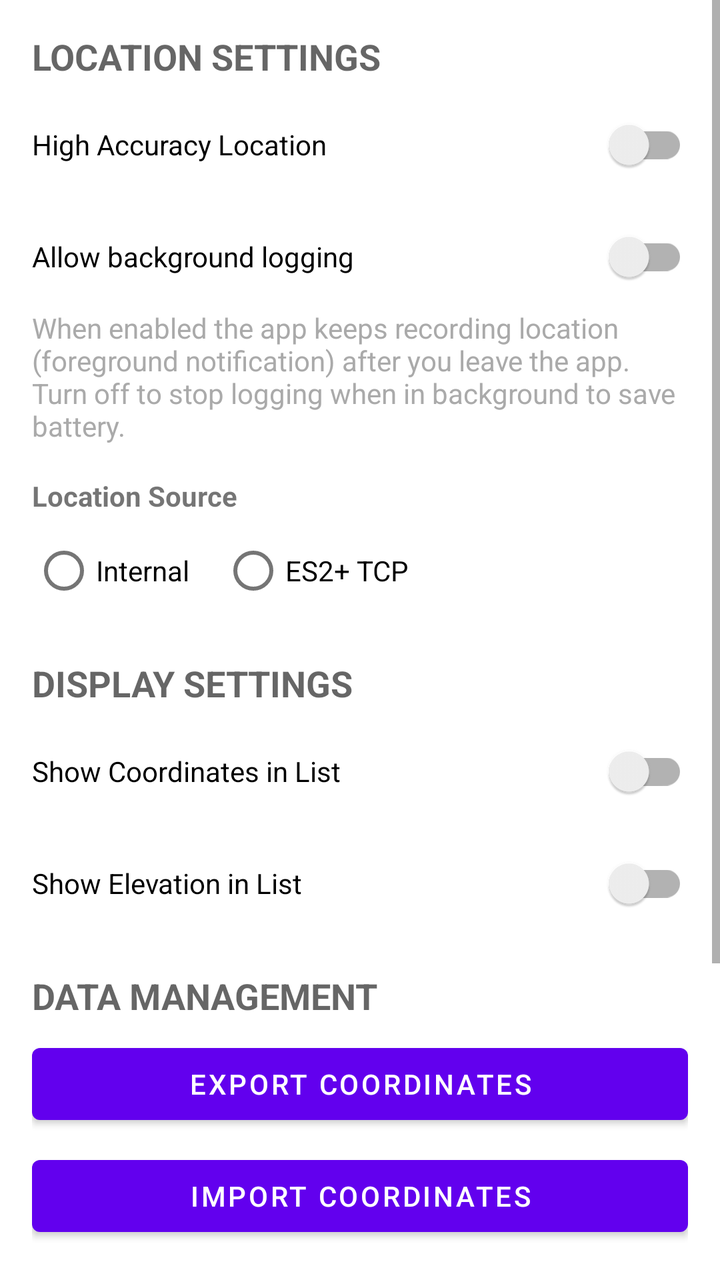
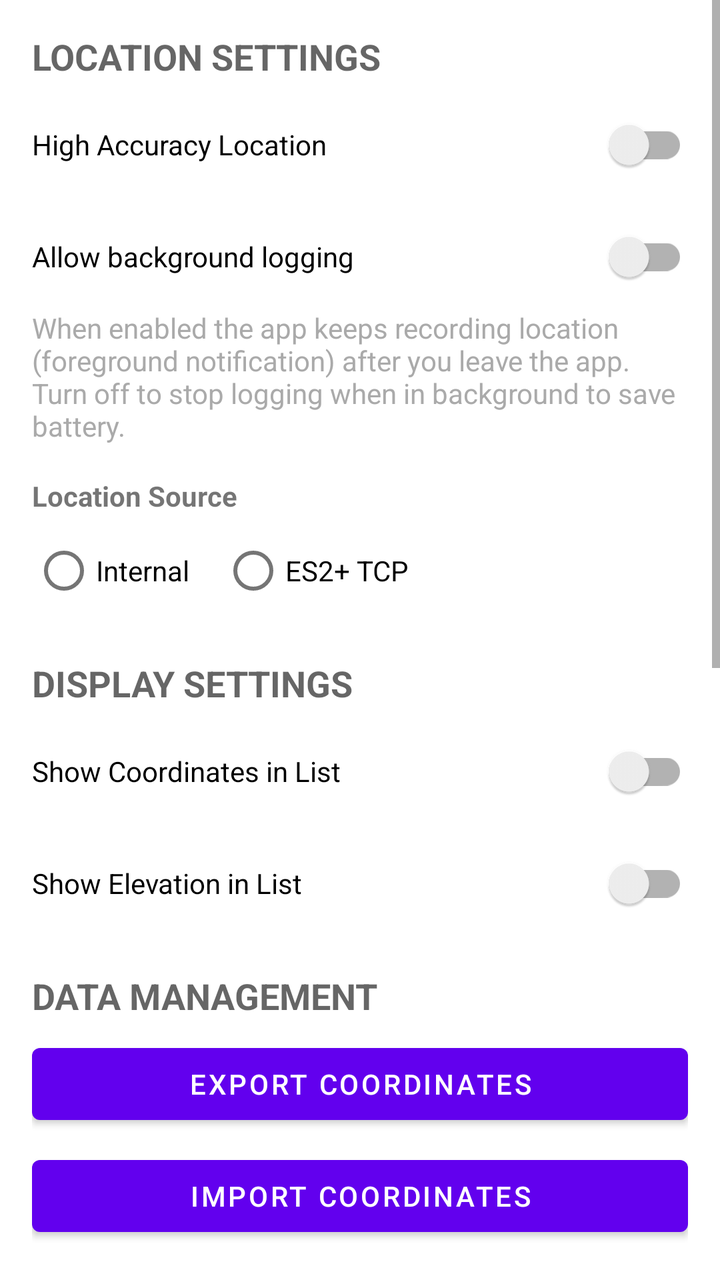

Compare the two renders of this Android layout. The source of the first and the diff that turns it into the second are given below.
<!-- AndroidManifest.xml: application theme Theme.SurveyingApp -->
<!-- res/layout/fragment_settings.xml -->
<?xml version="1.0" encoding="utf-8"?>
<ScrollView xmlns:android="http://schemas.android.com/apk/res/android"
    android:layout_width="match_parent"
    android:layout_height="match_parent"
    android:fillViewport="true"
    android:fadeScrollbars="false">

    <LinearLayout
        android:layout_width="match_parent"
        android:layout_height="wrap_content"
        android:orientation="vertical"
        android:padding="16dp">

        <TextView
            android:layout_width="match_parent"
            android:layout_height="wrap_content"
            android:text="Location Settings"
            android:textAppearance="@style/TextAppearance.AppCompat.Medium"
            android:textStyle="bold"
            android:textAllCaps="true"
            android:textSize="18sp"
            android:paddingBottom="8dp" />

        <androidx.appcompat.widget.SwitchCompat
            android:id="@+id/switch_high_accuracy"
            android:layout_width="match_parent"
            android:layout_height="wrap_content"
            android:text="High Accuracy Location"
            android:layout_marginBottom="8dp" />

        <androidx.appcompat.widget.SwitchCompat
            android:id="@+id/switch_allow_bg_logging"
            android:layout_width="match_parent"
            android:layout_height="wrap_content"
            android:text="Allow background logging"
            android:layout_marginBottom="2dp" />

        <TextView
            android:id="@+id/text_allow_bg_logging_desc"
            android:layout_width="match_parent"
            android:layout_height="wrap_content"
            android:text="When enabled the app keeps recording location (foreground notification) after you leave the app. Turn off to stop logging when in background to save battery."
            android:textAppearance="@style/TextAppearance.AppCompat.Small"
            android:textColor="@android:color/darker_gray"
            android:layout_marginBottom="16dp" />

        
        <TextView
            android:layout_width="match_parent"
            android:layout_height="wrap_content"
            android:text="Location Source"
            android:textStyle="bold"
            android:paddingBottom="4dp" />

        <RadioGroup
            android:id="@+id/radio_location_source"
            android:layout_width="match_parent"
            android:layout_height="wrap_content"
            android:orientation="horizontal"
            android:layout_marginBottom="8dp">
            <RadioButton
                android:id="@+id/radio_internal"
                android:layout_width="wrap_content"
                android:layout_height="wrap_content"
                android:text="Internal" />
            <RadioButton
                android:id="@+id/radio_es2_tcp"
                android:layout_width="wrap_content"
                android:layout_height="wrap_content"
                android:text="ES2+ TCP"
                android:layout_marginStart="16dp" />
        </RadioGroup>

        <LinearLayout
            android:id="@+id/group_external_config"
            android:layout_width="match_parent"
            android:layout_height="wrap_content"
            android:orientation="vertical"
            android:visibility="gone"
            android:padding="8dp"
            android:background="#10111111"
            android:layout_marginBottom="16dp">

            <TextView
                android:layout_width="wrap_content"
                android:layout_height="wrap_content"
                android:text="Connection Type" />

            <Spinner
                android:id="@+id/spinner_conn_type"
                android:layout_width="match_parent"
                android:layout_height="wrap_content"
                android:layout_marginBottom="8dp" />

            
            <LinearLayout
                android:id="@+id/group_tcp"
                android:layout_width="match_parent"
                android:layout_height="wrap_content"
                android:orientation="horizontal"
                android:layout_marginBottom="8dp"
                android:visibility="gone">

                <EditText
                    android:id="@+id/edit_tcp_host"
                    android:layout_width="0dp"
                    android:layout_height="wrap_content"
                    android:layout_weight="1"
                    android:hint="Host" />

                <EditText
                    android:id="@+id/edit_tcp_port"
                    android:layout_width="80dp"
                    android:layout_height="wrap_content"
                    android:hint="Port"
                    android:inputType="number" />
            </LinearLayout>

            <LinearLayout
                android:layout_width="match_parent"
                android:layout_height="wrap_content"
                android:orientation="horizontal"
                android:layout_marginBottom="8dp">

                <Button
                    android:id="@+id/btn_test_nmea"
                    android:layout_width="wrap_content"
                    android:layout_height="wrap_content"
                    android:text="Test Connection" />

                <Button
                    android:id="@+id/btn_save_external"
                    android:layout_width="wrap_content"
                    android:layout_height="wrap_content"
                    android:text="Save"
                    android:layout_marginStart="12dp" />
            </LinearLayout>

            <TextView
                android:id="@+id/text_nmea_preview"
                android:layout_width="match_parent"
                android:layout_height="wrap_content"
                android:text=""
                android:textAppearance="@style/TextAppearance.AppCompat.Small"
                android:padding="4dp"
                android:background="#08000000" />
        </LinearLayout>

        <TextView
            android:layout_width="match_parent"
            android:layout_height="wrap_content"
            android:text="Display Settings"
            android:textAppearance="@style/TextAppearance.AppCompat.Medium"
            android:textStyle="bold"
            android:textAllCaps="true"
            android:textSize="18sp"
            android:layout_marginTop="12dp"
            android:paddingBottom="8dp" />

        <androidx.appcompat.widget.SwitchCompat
            android:id="@+id/switch_show_coordinates"
            android:layout_width="match_parent"
            android:layout_height="wrap_content"
            android:text="Show Coordinates in List"
            android:layout_marginBottom="8dp" />

        <androidx.appcompat.widget.SwitchCompat
            android:id="@+id/switch_show_elevation"
            android:layout_width="match_parent"
            android:layout_height="wrap_content"
            android:text="Show Elevation in List"
            android:layout_marginBottom="8dp" />

        <TextView
            android:layout_width="match_parent"
            android:layout_height="wrap_content"
            android:text="Data Management"
            android:textAppearance="@style/TextAppearance.AppCompat.Medium"
            android:textStyle="bold"
            android:textAllCaps="true"
            android:textSize="18sp"
            android:layout_marginTop="12dp"
            android:paddingBottom="8dp" />

        <Button
            android:id="@+id/btn_export_coordinates"
            android:layout_width="match_parent"
            android:layout_height="wrap_content"
            android:text="Export Coordinates"
            android:layout_marginBottom="8dp" />

        <Button
            android:id="@+id/btn_import_coordinates"
            android:layout_width="match_parent"
            android:layout_height="wrap_content"
            android:text="Import Coordinates"
            android:layout_marginBottom="8dp" />

        
        <LinearLayout
            android:id="@+id/import_progress_container"
            android:layout_width="match_parent"
            android:layout_height="wrap_content"
            android:orientation="vertical"
            android:visibility="gone"
            android:padding="8dp"
            android:background="@android:color/background_light"
            android:layout_marginBottom="16dp">

            <ProgressBar
                android:id="@+id/progress_import"
                style="@android:style/Widget.ProgressBar.Horizontal"
                android:layout_width="match_parent"
                android:layout_height="wrap_content"
                android:max="100"
                android:progress="0" />

            <TextView
                android:id="@+id/text_import_progress"
                android:layout_width="match_parent"
                android:layout_height="wrap_content"
                android:text="Import progress"
                android:textAppearance="@style/TextAppearance.AppCompat.Small"
                android:paddingTop="4dp"
                android:layout_marginBottom="8dp" />

            <Button
                android:id="@+id/btn_cancel_import"
                android:layout_width="match_parent"
                android:layout_height="wrap_content"
                android:text="Cancel Import" />
        </LinearLayout>

        <TextView
            android:layout_width="match_parent"
            android:layout_height="wrap_content"
            android:text="Developer"
            android:textAppearance="@style/TextAppearance.AppCompat.Medium"
            android:textStyle="bold"
            android:textAllCaps="true"
            android:textSize="18sp"
            android:layout_marginTop="12dp"
            android:paddingBottom="8dp" />

        <androidx.appcompat.widget.SwitchCompat
            android:id="@+id/switch_dev_tools"
            android:layout_width="match_parent"
            android:layout_height="wrap_content"
            android:text="Enable Developer Tools"
            android:layout_marginBottom="16dp" />

        <TextView
            android:layout_width="match_parent"
            android:layout_height="wrap_content"
            android:text="About"
            android:textAppearance="@style/TextAppearance.AppCompat.Medium"
            android:textStyle="bold"
            android:textAllCaps="true"
            android:textSize="18sp"
            android:layout_marginTop="12dp"
            android:paddingBottom="8dp" />

        <TextView
            android:layout_width="match_parent"
            android:layout_height="wrap_content"
            android:text="Surveying App v1.0\nA simple app for collecting survey points with location data."
            android:textAppearance="@style/TextAppearance.AppCompat.Small"
            android:textColor="@android:color/darker_gray" />

    </LinearLayout>
</ScrollView>
<!-- resources referenced by this layout -->
<resources>
  <style name="Theme.SurveyingApp" parent="Theme.MaterialComponents.DayNight.DarkActionBar">
          
          <item name="colorPrimary">@color/purple_500</item>
          <item name="colorPrimaryVariant">@color/purple_700</item>
          <item name="colorOnPrimary">@color/white</item>
          
          <item name="colorSecondary">@color/teal_200</item>
          <item name="colorSecondaryVariant">@color/teal_700</item>
          <item name="colorOnSecondary">@color/black</item>
          
          <item name="android:statusBarColor">?attr/colorPrimaryVariant</item>
          
      </style>
  <color name="purple_500">#FF6200EE</color>
  <color name="purple_700">#FF3700B3</color>
  <color name="white">#FFFFFFFF</color>
  <color name="teal_200">#FF03DAC5</color>
  <color name="teal_700">#FF018786</color>
  <color name="black">#FF000000</color>
</resources>

<!-- the commit's change to res/layout/fragment_settings.xml (unified diff, before → after) -->
@@ -249,6 +249,34 @@
             android:text="Enable Developer Tools"
             android:layout_marginBottom="16dp" />
 
+        
+        <TextView
+            android:layout_width="match_parent"
+            android:layout_height="wrap_content"
+            android:text="Satellite Signal Strength"
+            android:textAppearance="@style/TextAppearance.AppCompat.Medium"
+            android:textStyle="bold"
+            android:textAllCaps="true"
+            android:textSize="18sp"
+            android:layout_marginTop="12dp"
+            android:paddingBottom="8dp" />
+
+        
+        <com.example.surveyingapp.ui.common.SatelliteSignalChartView
+            android:id="@+id/satellite_signal_chart"
+            android:layout_width="match_parent"
+            android:layout_height="300dp"
+            android:layout_marginBottom="16dp" />
+
+        
+        <GridLayout
+            android:id="@+id/snr_grid"
+            android:layout_width="match_parent"
+            android:layout_height="wrap_content"
+            android:columnCount="3"
+            android:rowCount="2"
+            android:layout_marginBottom="16dp" />
+
         <TextView
             android:layout_width="match_parent"
             android:layout_height="wrap_content"
